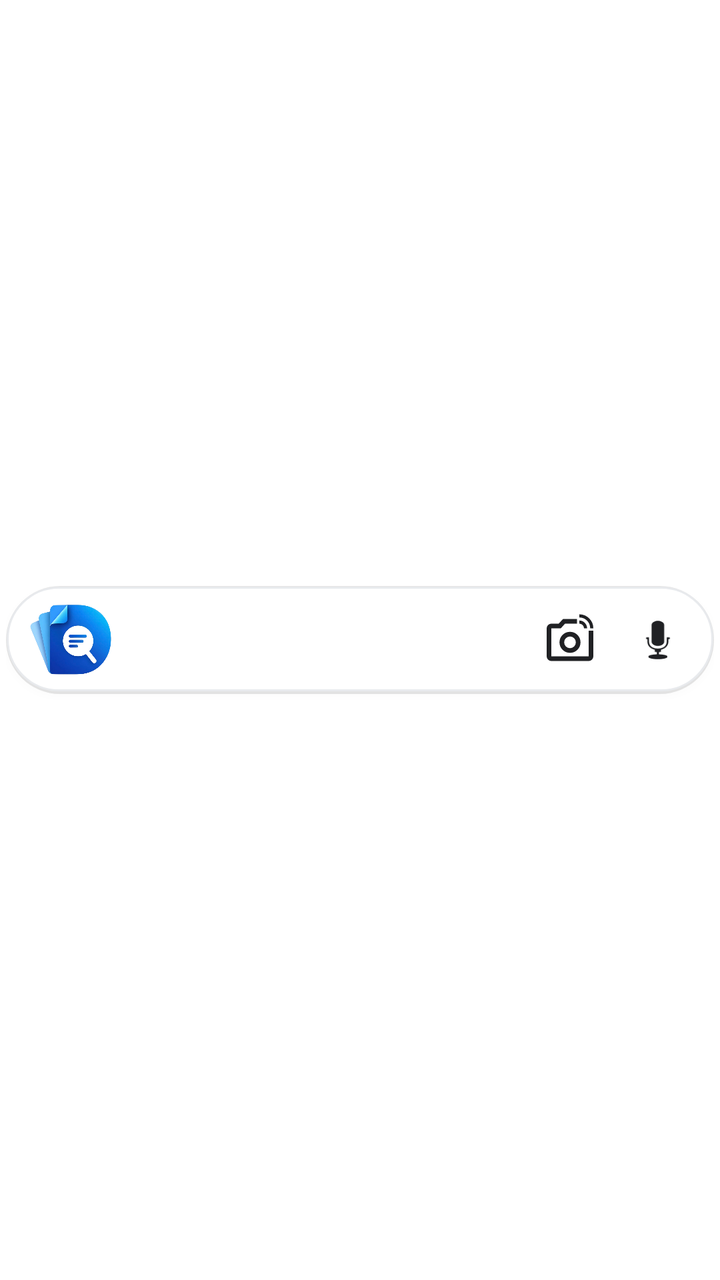
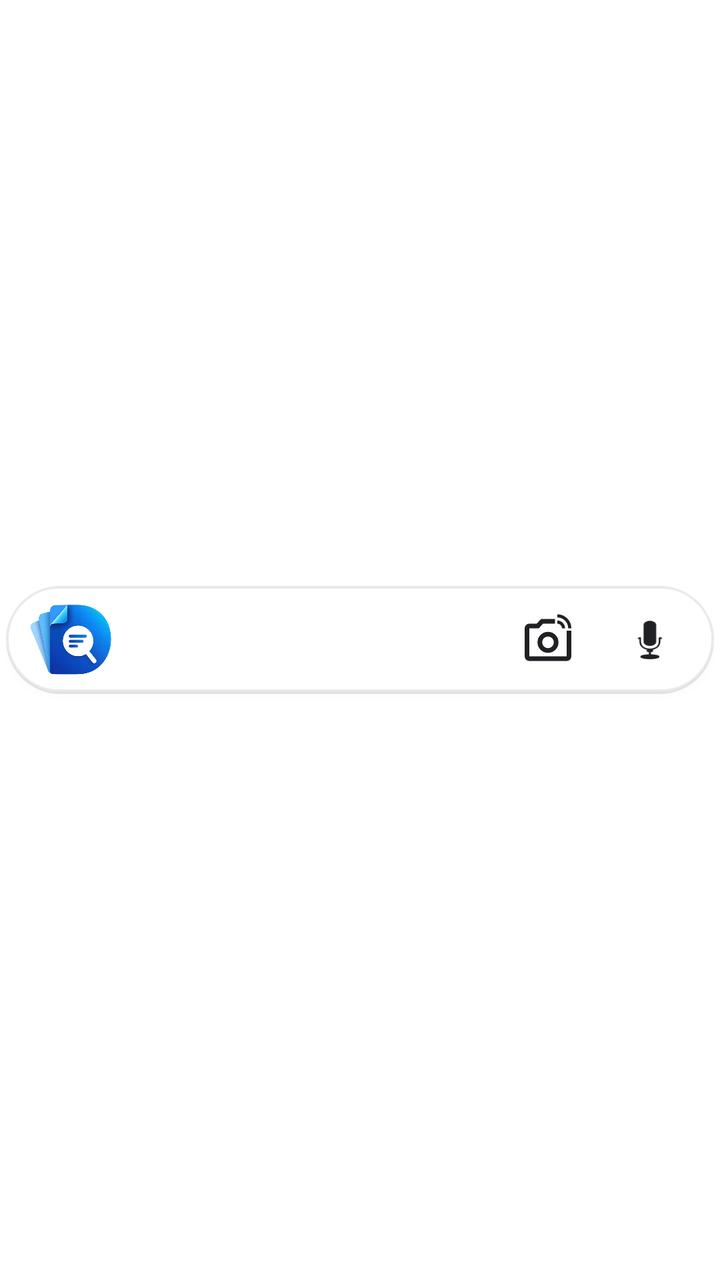

An Android layout rendered at two revisions. The XML below is the earlier revision; the diff shows what the commit changed to produce the second picture.
<!-- AndroidManifest.xml: fallback theme Theme.MaterialComponents.DayNight.NoActionBar -->
<!-- res/layout/docvault_widget.xml -->
<?xml version="1.0" encoding="utf-8"?>
<FrameLayout xmlns:android="http://schemas.android.com/apk/res/android"
    android:layout_width="match_parent"
    android:layout_height="match_parent"
    android:paddingStart="3dp"
    android:paddingEnd="3dp">

    <LinearLayout
        android:id="@+id/widget_root"
        android:layout_width="match_parent"
        android:layout_height="54dp"
        android:layout_gravity="center_vertical"
        android:background="@drawable/widget_background"
        android:elevation="2dp"
        android:gravity="center_vertical"
        android:orientation="horizontal"
        android:paddingStart="10dp"
        android:paddingEnd="6dp">

        
        <LinearLayout
            android:id="@+id/search_container"
            android:layout_width="0dp"
            android:layout_height="match_parent"
            android:layout_weight="1"
            android:gravity="center_vertical"
            android:orientation="horizontal">

            <ImageView
                android:layout_width="44dp"
                android:layout_height="40dp"
                android:src="@drawable/logo4"
                android:scaleType="fitCenter"
                android:adjustViewBounds="true"
                android:background="@drawable/rounded_logo_bg"
                android:clipToOutline="true"/>

        </LinearLayout>

        
        <ImageView
            android:id="@+id/camera_icon"
            android:layout_width="44dp"
            android:layout_height="40dp"
            android:padding="6dp"
            android:src="@drawable/linked_camera_24"
            android:tint="#202124"
            android:contentDescription="Scan document"
            android:background="?android:attr/selectableItemBackgroundBorderless" />

        
        <ImageView
            android:id="@+id/mic_icon"
            android:layout_width="44dp"
            android:layout_height="40dp"
            android:padding="6dp"
            android:src="@android:drawable/ic_btn_speak_now"
            android:tint="#202124"
            android:contentDescription="Search by voice"
            android:background="?android:attr/selectableItemBackgroundBorderless" />

    </LinearLayout>
</FrameLayout>
<!-- resources referenced by this layout -->
<resources>
  <!-- drawable linked_camera_24 (drawable) -->
  <vector xmlns:android="http://schemas.android.com/apk/res/android"
      android:width="24dp"
      android:height="24dp"
      android:viewportWidth="960"
      android:viewportHeight="960"
      android:tint="?attr/colorControlNormal">
    <path
        android:fillColor="@android:color/white"
        android:pathData="M480,520L480,520L480,520L480,520Q480,520 480,520Q480,520 480,520L480,520L480,520Q480,520 480,520Q480,520 480,520L480,520Q480,520 480,520Q480,520 480,520L480,520Q480,520 480,520Q480,520 480,520ZM826,280Q826,202 772,148Q718,94 640,94L640,40Q740,40 810,110Q880,180 880,280L826,280ZM720,280Q720,247 696.5,223.5Q673,200 640,200L640,146Q695,146 733.5,185Q772,224 774,280L720,280ZM160,840Q127,840 103.5,816.5Q80,793 80,760L80,280Q80,247 103.5,223.5Q127,200 160,200L286,200L360,120L600,120L600,200L395,200L322,280L160,280Q160,280 160,280Q160,280 160,280L160,760Q160,760 160,760Q160,760 160,760L800,760Q800,760 800,760Q800,760 800,760L800,320L880,320L880,760Q880,793 856.5,816.5Q833,840 800,840L160,840ZM480,700Q555,700 607.5,647.5Q660,595 660,520Q660,445 607.5,392.5Q555,340 480,340Q405,340 352.5,392.5Q300,445 300,520Q300,595 352.5,647.5Q405,700 480,700ZM480,620Q438,620 409,591Q380,562 380,520Q380,478 409,449Q438,420 480,420Q522,420 551,449Q580,478 580,520Q580,562 551,591Q522,620 480,620Z"/>
  </vector>
  <!-- drawable logo4: png bitmap (drawable, 190944 bytes) -->
  <!-- drawable rounded_logo_bg (drawable) -->
  <?xml version="1.0" encoding="utf-8"?>
  <shape xmlns:android="http://schemas.android.com/apk/res/android"
      android:shape="rectangle">
      <corners android:radius="8dp" />
      <solid android:color="@android:color/transparent" />
  </shape>
  <!-- drawable widget_background (drawable) -->
  <?xml version="1.0" encoding="utf-8"?>
  <layer-list xmlns:android="http://schemas.android.com/apk/res/android">
  
      
      <item>
          <shape android:shape="rectangle">
              <solid android:color="#1A000000" />
              <corners android:radius="28dp" />
          </shape>
      </item>
  
      
      <item
          android:bottom="1.5dp"
          android:left="0.5dp"
          android:right="0.5dp"
          android:top="0.5dp">
          <shape android:shape="rectangle">
              <solid android:color="#FFFFFF" />
              <corners android:radius="28dp" />
              <stroke
                  android:width="1dp"
                  android:color="#E8EAED" />
          </shape>
      </item>
  
  </layer-list>
</resources>

<!-- the commit's change to res/layout/docvault_widget.xml (unified diff, before → after) -->
@@ -15,7 +15,7 @@
         android:gravity="center_vertical"
         android:orientation="horizontal"
         android:paddingStart="10dp"
-        android:paddingEnd="6dp">
+        android:paddingEnd="10dp">
 
         
         <LinearLayout
@@ -53,6 +53,7 @@
             android:id="@+id/mic_icon"
             android:layout_width="44dp"
             android:layout_height="40dp"
+            android:layout_marginStart="7dp"
             android:padding="6dp"
             android:src="@android:drawable/ic_btn_speak_now"
             android:tint="#202124"
